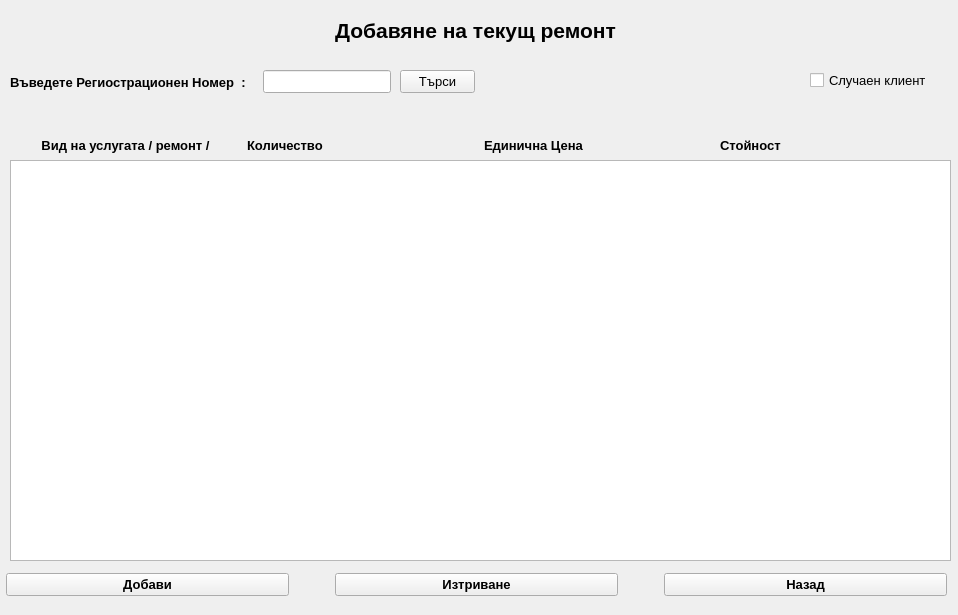
Before: the Qt Designer form addrepair.ui in JohnnyBrawo/CarServ, drawn with Qt 5.
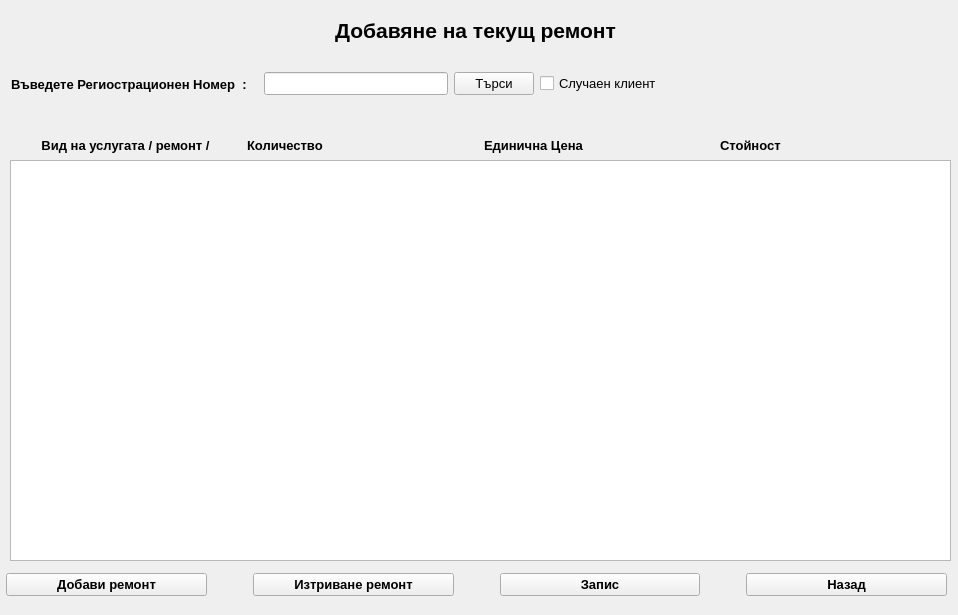
After: the same form once the commit is applied.

Commit message: Made some Style changes. File oparations check and subscribed. Fixed position fo all forms. Some buttons and labels changed - text fields to LineEdit field.

Patch:
```diff
--- a/addrepair.ui
+++ b/addrepair.ui
@@ -38,10 +38,26 @@
        </font>
       </property>
       <property name="text">
-       <string>Добави</string>
+       <string>Добави ремонт</string>
       </property>
      </widget>
     </item>
+    <item row="0" column="4">
+     <spacer name="horizontalSpacer_2">
+      <property name="orientation">
+       <enum>Qt::Horizontal</enum>
+      </property>
+      <property name="sizeType">
+       <enum>QSizePolicy::Preferred</enum>
+      </property>
+      <property name="sizeHint" stdset="0">
+       <size>
+        <width>40</width>
+        <height>20</height>
+       </size>
+      </property>
+     </spacer>
+    </item>
     <item row="0" column="3">
      <widget class="QPushButton" name="Button_DeleteRepair">
       <property name="font">
@@ -52,21 +68,7 @@
        </font>
       </property>
       <property name="text">
-       <string>Изтриване</string>
-      </property>
-     </widget>
-    </item>
-    <item row="0" column="5">
-     <widget class="QPushButton" name="Button_ExitRepair">
-      <property name="font">
-       <font>
-        <pointsize>10</pointsize>
-        <weight>75</weight>
-        <bold>true</bold>
-       </font>
-      </property>
-      <property name="text">
-       <string>Назад</string>
+       <string>Изтриване ремонт</string>
       </property>
      </widget>
     </item>
@@ -86,8 +88,8 @@
       </property>
      </spacer>
     </item>
-    <item row="0" column="4">
-     <spacer name="horizontalSpacer_2">
+    <item row="0" column="6">
+     <spacer name="horizontalSpacer_3">
       <property name="orientation">
        <enum>Qt::Horizontal</enum>
       </property>
@@ -102,6 +104,33 @@
       </property>
      </spacer>
     </item>
+    <item row="0" column="8">
+     <widget class="QPushButton" name="Button_ExitRepair">
+      <property name="font">
+       <font>
+        <pointsize>10</pointsize>
+        <weight>75</weight>
+        <bold>true</bold>
+       </font>
+      </property>
+      <property name="text">
+       <string>Назад</string>
+      </property>
+     </widget>
+    </item>
+    <item row="0" column="5">
+     <widget class="QPushButton" name="Button_RecordRepairs">
+      <property name="font">
+       <font>
+        <weight>75</weight>
+        <bold>true</bold>
+       </font>
+      </property>
+      <property name="text">
+       <string>Запис</string>
+      </property>
+     </widget>
+    </item>
    </layout>
   </widget>
   <widget class="QListWidget" name="RepairList">
@@ -229,39 +258,13 @@
     </item>
    </layout>
   </widget>
-  <widget class="QPushButton" name="Button_Search">
+  <widget class="QWidget" name="layoutWidget">
    <property name="geometry">
     <rect>
-     <x>400</x>
+     <x>11</x>
      <y>70</y>
-     <width>75</width>
-     <height>23</height>
-    </rect>
-   </property>
-   <property name="text">
-    <string>Търси</string>
-   </property>
-  </widget>
-  <widget class="QCheckBox" name="Check_RandomClient">
-   <property name="geometry">
-    <rect>
-     <x>810</x>
-     <y>70</y>
-     <width>141</width>
-     <height>21</height>
-    </rect>
-   </property>
-   <property name="text">
-    <string>Случаен клиент</string>
-   </property>
-  </widget>
-  <widget class="QWidget" name="">
-   <property name="geometry">
-    <rect>
-     <x>10</x>
-     <y>70</y>
-     <width>381</width>
-     <height>24</height>
+     <width>651</width>
+     <height>28</height>
     </rect>
    </property>
    <layout class="QHBoxLayout" name="horizontalLayout_2">
@@ -281,18 +284,27 @@
     <item>
      <widget class="QLineEdit" name="lineEdit"/>
     </item>
+    <item>
+     <widget class="QPushButton" name="Button_Search">
+      <property name="text">
+       <string>Търси</string>
+      </property>
+     </widget>
+    </item>
+    <item>
+     <widget class="QCheckBox" name="Check_RandomClient">
+      <property name="text">
+       <string>Случаен клиент</string>
+      </property>
+     </widget>
+    </item>
    </layout>
   </widget>
   <zorder>layoutWidget</zorder>
+  <zorder>layoutWidget</zorder>
   <zorder>RepairList</zorder>
   <zorder>L_RepairMainLabel</zorder>
   <zorder>horizontalLayoutWidget</zorder>
-  <zorder>label_3</zorder>
-  <zorder>label</zorder>
-  <zorder>L_CarRegNumber</zorder>
-  <zorder>lineEdit</zorder>
-  <zorder>Button_Search</zorder>
-  <zorder>Check_RandomClient</zorder>
  </widget>
  <resources/>
  <connections/>
```
The commit also changes 20 other files.
